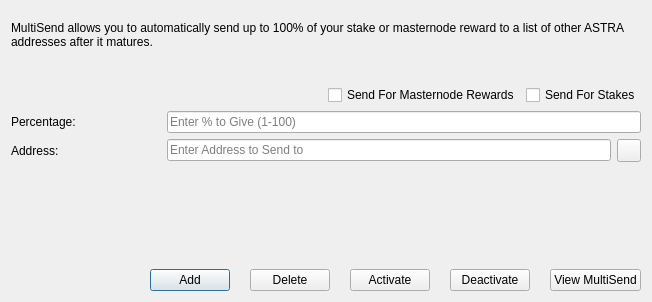
KingricharVD/astra, file src/qt/forms/multisenddialog.ui: the form before one commit.
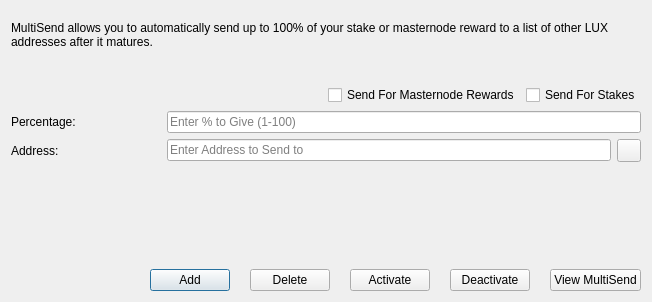
The form after the commit. Icons and pictures are not drawn.

```diff
--- a/src/qt/forms/multisenddialog.ui
+++ b/src/qt/forms/multisenddialog.ui
@@ -42,7 +42,7 @@
       <number>1</number>
      </property>
      <property name="text">
-      <string>MultiSend allows you to automatically send up to 100% of your stake or masternode reward to a list of other ASTRA addresses after it matures.</string>
+      <string>MultiSend allows you to automatically send up to 100% of your stake or masternode reward to a list of other LUX addresses after it matures.</string>
      </property>
      <property name="alignment">
       <set>Qt::AlignLeading|Qt::AlignLeft|Qt::AlignTop</set>
```
Left out of the diff: 8 changed lines with no effect on the pictures.
